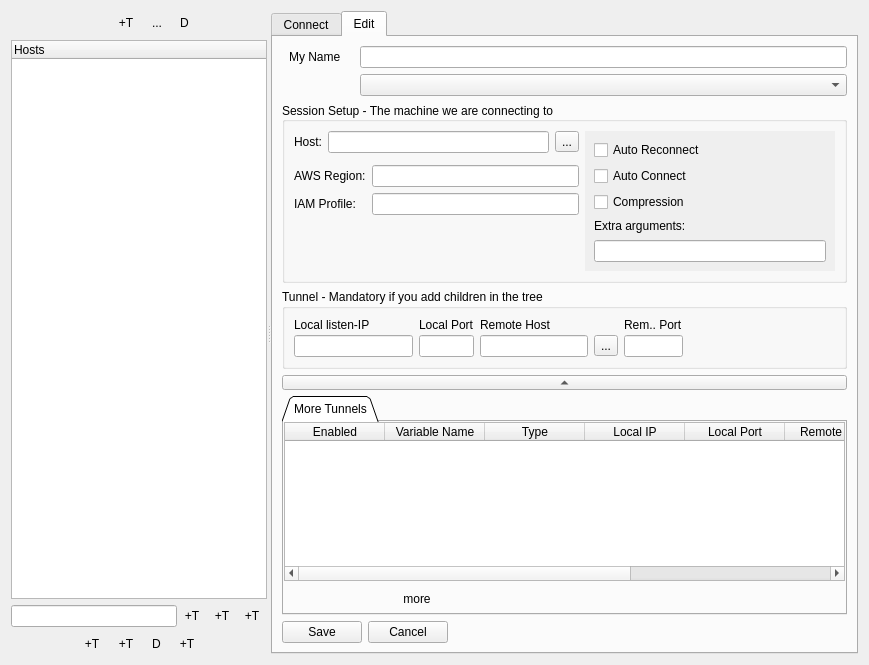
This is DoffenSSHTunnel/source/ATSkeleton.ui in NgzQ3Ee5/DoffenSSHTunnel as Qt 5 draws it before an edit. The edited form follows.
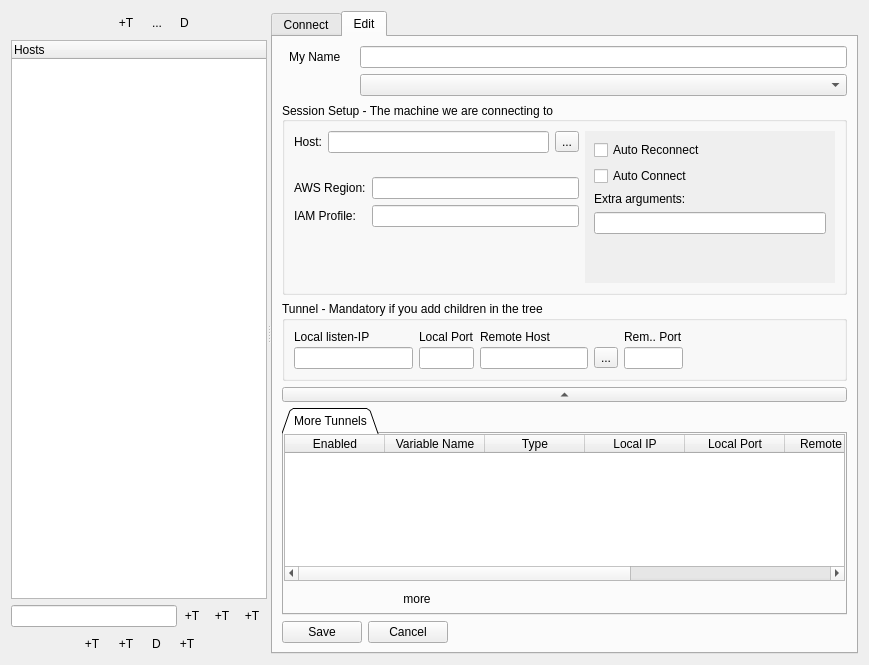
This is the edited form. Icons and pictures are not drawn. Custom widgets are drawn as their Qt base class.

Commit message: Removed the Compression checkbox. To override the default SSH compression, use the Extra Arguments field instead.

```diff
--- a/DoffenSSHTunnel/source/ATSkeleton.ui
+++ b/DoffenSSHTunnel/source/ATSkeleton.ui
@@ -1695,7 +1695,7 @@
                   <item row="0" column="2" rowspan="3">
                    <widget class="QScrollArea" name="scrollAreaSSHSettings">
                     <property name="sizePolicy">
-                     <sizepolicy hsizetype="Expanding" vsizetype="Ignored">
+                     <sizepolicy hsizetype="Expanding" vsizetype="Minimum">
                       <horstretch>0</horstretch>
                       <verstretch>0</verstretch>
                      </sizepolicy>
@@ -1719,12 +1719,24 @@
                      <property name="geometry">
                       <rect>
                        <x>0</x>
-                       <y>-4</y>
-                       <width>237</width>
+                       <y>0</y>
+                       <width>251</width>
                        <height>148</height>
                       </rect>
                      </property>
+                     <property name="sizePolicy">
+                      <sizepolicy hsizetype="Preferred" vsizetype="Ignored">
+                       <horstretch>0</horstretch>
+                       <verstretch>0</verstretch>
+                      </sizepolicy>
+                     </property>
                      <layout class="QVBoxLayout" name="verticalLayout">
+                      <property name="topMargin">
+                       <number>9</number>
+                      </property>
+                      <property name="bottomMargin">
+                       <number>9</number>
+                      </property>
                       <item>
                        <widget class="QCheckBox" name="checkAutoReconnect">
                         <property name="toolTip">
@@ -1748,21 +1760,14 @@
                         </property>
                        </widget>
                       </item>
-                      <item>
-                       <widget class="QCheckBox" name="checkCompression">
-                        <property name="enabled">
-                         <bool>true</bool>
-                        </property>
-                        <property name="toolTip">
-                         <string>Enable compression for the tunnel (recommended for connections over the Internet)</string>
-                        </property>
-                        <property name="text">
-                         <string>Compression</string>
-                        </property>
-                       </widget>
-                      </item>
                       <item>
                        <widget class="QLabel" name="labelExtraArguments">
+                        <property name="sizePolicy">
+                         <sizepolicy hsizetype="Preferred" vsizetype="Preferred">
+                          <horstretch>0</horstretch>
+                          <verstretch>0</verstretch>
+                         </sizepolicy>
+                        </property>
                         <property name="toolTip">
                          <string>&lt;html&gt;&lt;head/&gt;&lt;body&gt;&lt;p&gt;-X -x : enable / disable X11 forwarding&lt;/p&gt;&lt;p&gt;-A -a : enable / disable agent forwarding&lt;/p&gt;&lt;p&gt;-t -T : enable / disable pty allocation&lt;/p&gt;&lt;p&gt;-4 -6 : force use of IPv4 or IPv6&lt;/p&gt;&lt;p&gt;-noagent : disable use of Pageant&lt;/p&gt;&lt;p&gt;-agent : enable use of Pageant&lt;/p&gt;&lt;p&gt;-m file : read remote command(s) from file&lt;/p&gt;&lt;p&gt;-s : remote command is an SSH subsystem (SSH-2 only)&lt;/p&gt;&lt;p&gt;-N : don't start a shell/command (SSH-2 only)&lt;/p&gt;&lt;p&gt;&lt;span style=&quot; font-weight:600;&quot;&gt;Please note that the -N option should allways be specified&lt;/span&gt;&lt;/p&gt;&lt;/body&gt;&lt;/html&gt;</string>
                         </property>
@@ -1778,6 +1783,19 @@
                         </property>
                        </widget>
                       </item>
+                      <item>
+                       <spacer name="verticalSpacer_2">
+                        <property name="orientation">
+                         <enum>Qt::Orientation::Vertical</enum>
+                        </property>
+                        <property name="sizeHint" stdset="0">
+                         <size>
+                          <width>20</width>
+                          <height>40</height>
+                         </size>
+                        </property>
+                       </spacer>
+                      </item>
                      </layout>
                     </widget>
                    </widget>
```
The commit also changes 3 other files.
